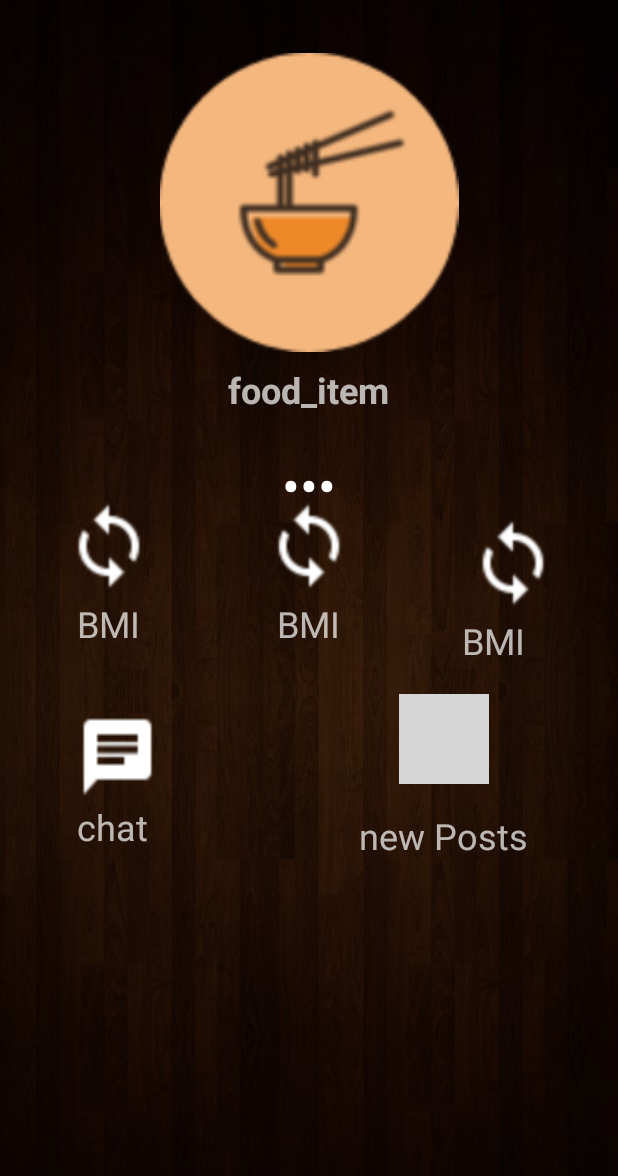
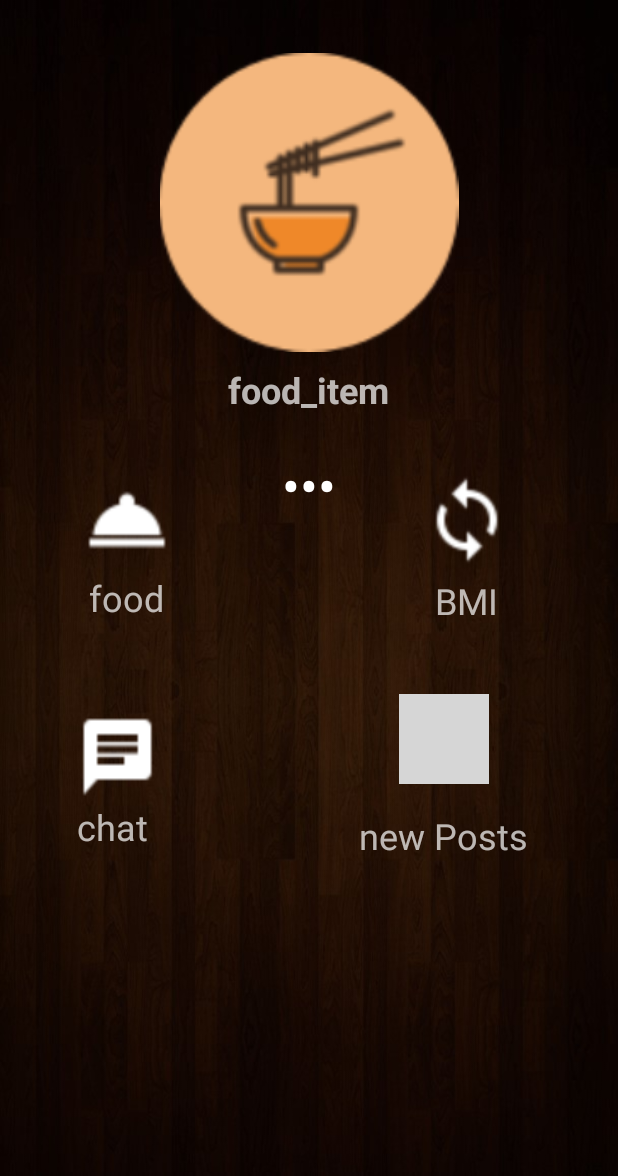
Before and after one commit to mohamedtabana/myapp, an Android app: the home_page screen opened directly, with no data from a screen before it, on a phone screen of 412 x 824 dp. Shown: the top 1176 px of the screen. Run offline under Robolectric (Android 15) with nearby library versions, the phone set to English and light mode, and no system bars; grey boxes are pictures that could not be loaded.

Commit message:
"يا صحبى يا محترم انا عملت bmi  "

```diff
--- a/app/src/main/AndroidManifest.xml
+++ b/app/src/main/AndroidManifest.xml
@@ -22,7 +22,8 @@
         <activity android:name=".login_coatch" />
         <activity android:name=".siginup_patient" />
         <activity android:name=".signup_coatch" />
-        <activity android:name=".home_page"></activity>
+        <activity android:name=".home_page" />
+        <activity android:name=".Calculator_BMI"></activity>
     </application>
 
 </manifest>
--- a/app/src/main/java/com/example/tabana/myapp/home_page.java
+++ b/app/src/main/java/com/example/tabana/myapp/home_page.java
@@ -1,10 +1,12 @@
 package com.example.tabana.myapp;
 import android.content.Context;
+import android.content.Intent;
 import android.support.v4.view.ViewPager;
 import android.support.v7.app.AppCompatActivity;
 import android.os.Bundle;
 import android.text.Html;
 import android.transition.Slide;
+import android.view.View;
 import android.widget.EditText;
 import android.widget.LinearLayout;
 import android.widget.SimpleAdapter;
@@ -15,7 +17,10 @@ import android.widget.TextView;
 
 
 
+
 public class home_page extends AppCompatActivity {
+
+    TextView BMI;
 
 
     ViewPager silderrview;
@@ -29,6 +34,16 @@ public class home_page extends AppCompatActivity {
     protected void onCreate(Bundle savedInstanceState) {
         super.onCreate(savedInstanceState);
         setContentView(R.layout.activity_home_page);
+
+
+        BMI=(TextView)findViewById(R.id.bmi);
+            BMI.setOnClickListener(new View.OnClickListener() {
+                @Override
+                public void onClick(View v) {
+                    Intent home_page= new Intent(home_page.this, Calculator_BMI.class);
+                    startActivity(home_page);
+                }
+            });
 
         silderrview = (ViewPager)findViewById(R.id.silder_view);
         dolayout = (LinearLayout)findViewById(R.id.doslayout);
--- a/app/src/main/res/layout/activity_home_page.xml
+++ b/app/src/main/res/layout/activity_home_page.xml
@@ -54,27 +54,30 @@
                     <RelativeLayout
                         android:layout_width="85dp"
                         android:layout_height="113dp"
-                        android:layout_alignParentBottom="true"
-                        android:layout_centerHorizontal="true">
+                        android:layout_alignParentEnd="true"
+                        android:layout_alignParentTop="true"
+                        android:layout_marginEnd="58dp">
 
                         <ImageView
                             android:id="@+id/imgView5"
                             android:layout_width="60dp"
                             android:layout_height="60dp"
+                            android:layout_alignParentTop="true"
                             android:layout_centerHorizontal="true"
                             android:adjustViewBounds="true"
+
                             android:background="@drawable/bmi"
                             android:padding="8dp"
                             android:scaleType="centerInside"
-
                             android:tint="@color/white" />
 
                         <TextView
+                            android:id="@+id/bmi"
                             android:layout_width="wrap_content"
                             android:layout_height="wrap_content"
-                            android:layout_below="@+id/imgView5"
+                            android:layout_alignParentBottom="true"
                             android:layout_centerHorizontal="true"
-                            android:layout_marginTop="5dp"
+                            android:layout_marginBottom="13dp"
                             android:text="BMI"
                             android:textSize="24sp" />
 
@@ -83,61 +86,31 @@
                     <RelativeLayout
                         android:layout_width="85dp"
                         android:layout_height="113dp"
-                        android:layout_alignParentBottom="true"
-                        android:layout_alignParentEnd="true"
-                        android:layout_marginEnd="40dp">
+                        android:layout_alignParentStart="true"
+                        android:layout_alignParentTop="true"
+                        android:layout_marginStart="42dp">
 
                         <ImageView
                             android:id="@+id/imgView5"
                             android:layout_width="60dp"
                             android:layout_height="60dp"
-                            android:layout_alignParentEnd="true"
                             android:layout_alignParentTop="true"
-                            android:layout_marginTop="11dp"
+                            android:layout_centerHorizontal="true"
                             android:adjustViewBounds="true"
+                            android:background="@drawable/food"
+                            android:padding="8dp"
 
-                            android:background="@drawable/bmi"
-                            android:padding="8dp"
                             android:scaleType="centerInside"
                             android:tint="@color/white" />
 
                         <TextView
+                            android:id="@+id/food"
                             android:layout_width="wrap_content"
                             android:layout_height="wrap_content"
                             android:layout_below="@+id/imgView5"
                             android:layout_centerHorizontal="true"
                             android:layout_marginTop="5dp"
-                            android:text="BMI"
-                            android:textSize="24sp" />
-
-                    </RelativeLayout>
-
-                    <RelativeLayout
-                        android:layout_width="85dp"
-                        android:layout_height="113dp"
-                        android:layout_alignParentBottom="true"
-                        android:layout_alignParentStart="true"
-                        android:layout_marginStart="30dp">
-
-                        <ImageView
-                            android:id="@+id/imgView5"
-                            android:layout_width="60dp"
-                            android:layout_height="60dp"
-                            android:layout_centerHorizontal="true"
-                            android:adjustViewBounds="true"
-                            android:background="@drawable/bmi"
-                            android:padding="8dp"
-                            android:scaleType="centerInside"
-
-                            android:tint="@color/white" />
-
-                        <TextView
-                            android:layout_width="wrap_content"
-                            android:layout_height="wrap_content"
-                            android:layout_below="@+id/imgView5"
-                            android:layout_centerHorizontal="true"
-                            android:layout_marginTop="5dp"
-                            android:text="BMI"
+                            android:text="food"
                             android:textSize="24sp" />
 
                     </RelativeLayout>
```
Also changed, not shown: app/src/main/java/com/example/tabana/myapp/Calculator_BMI.java (added, +63 -0 lines), app/src/main/res/layout/activity_calculator__bmi.xml (added, +88 -0 lines), app/src/main/res/values/strings.xml (+8 -1 lines).
